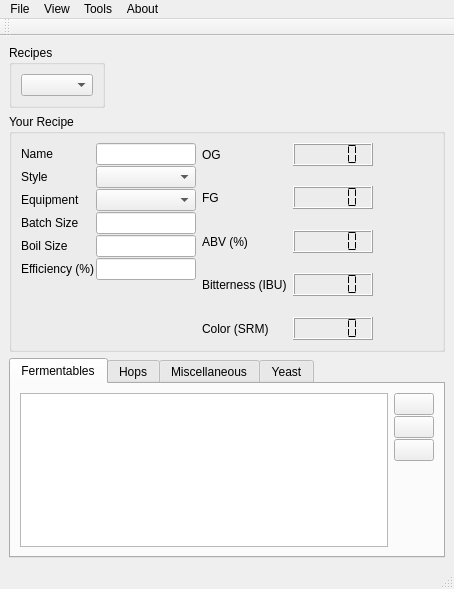
Above: mainWindow.ui from Brewtarget/brewtarget before the change. Below: the same form after it.
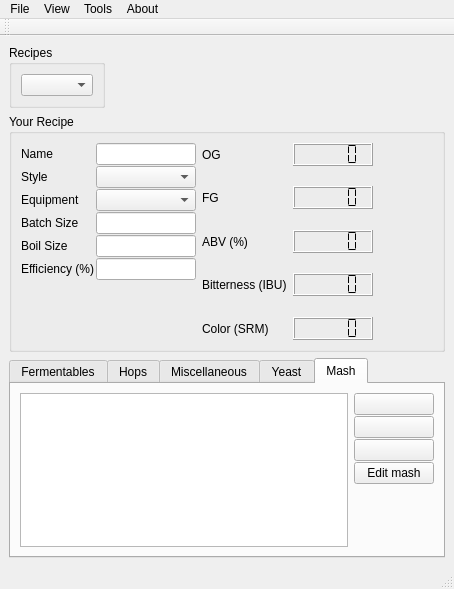
That is the form after the change. Icons and pictures are not drawn. Custom widgets are drawn as their Qt base class.

Commit message: Started Mash work.

```diff
--- a/mainWindow.ui
+++ b/mainWindow.ui
@@ -648,7 +648,7 @@
        </size>
       </property>
       <property name="currentIndex">
-       <number>0</number>
+       <number>4</number>
       </property>
       <widget class="QWidget" name="fermentableTab">
        <attribute name="title">
@@ -888,6 +888,85 @@
         </item>
        </layout>
       </widget>
+      <widget class="QWidget" name="mashStepsTab">
+       <attribute name="title">
+        <string>Mash</string>
+       </attribute>
+       <layout class="QHBoxLayout" name="horizontalLayout_17">
+        <item>
+         <widget class="MashStepTableWidget" name="mashStepTableWidget"/>
+        </item>
+        <item>
+         <layout class="QVBoxLayout" name="verticalLayout">
+          <property name="spacing">
+           <number>1</number>
+          </property>
+          <item>
+           <widget class="QPushButton" name="pushButton_addMashStep">
+            <property name="toolTip">
+             <string>Add mash step</string>
+            </property>
+            <property name="text">
+             <string/>
+            </property>
+            <property name="icon">
+             <iconset resource="brewtarget.qrc">
+              <normaloff>:/images/smallPlus.png</normaloff>:/images/smallPlus.png</iconset>
+            </property>
+           </widget>
+          </item>
+          <item>
+           <widget class="QPushButton" name="pushButton_removeMashStep">
+            <property name="toolTip">
+             <string>Remove mash step</string>
+            </property>
+            <property name="text">
+             <string/>
+            </property>
+            <property name="icon">
+             <iconset resource="brewtarget.qrc">
+              <normaloff>:/images/smallMinus.png</normaloff>:/images/smallMinus.png</iconset>
+            </property>
+           </widget>
+          </item>
+          <item>
+           <widget class="QPushButton" name="pushButton_editMashStep">
+            <property name="toolTip">
+             <string>Edit mash step</string>
+            </property>
+            <property name="text">
+             <string/>
+            </property>
+            <property name="icon">
+             <iconset resource="brewtarget.qrc">
+              <normaloff>:/images/edit.png</normaloff>:/images/edit.png</iconset>
+            </property>
+           </widget>
+          </item>
+          <item>
+           <widget class="QPushButton" name="pushButton_editMash">
+            <property name="text">
+             <string>Edit mash</string>
+            </property>
+           </widget>
+          </item>
+          <item>
+           <spacer name="verticalSpacer">
+            <property name="orientation">
+             <enum>Qt::Vertical</enum>
+            </property>
+            <property name="sizeHint" stdset="0">
+             <size>
+              <width>20</width>
+              <height>40</height>
+             </size>
+            </property>
+           </spacer>
+          </item>
+         </layout>
+        </item>
+       </layout>
+      </widget>
      </widget>
     </item>
    </layout>
@@ -1029,6 +1108,11 @@
    <extends>QTableView</extends>
    <header>HopTableWidget.h</header>
   </customwidget>
+  <customwidget>
+   <class>MashStepTableWidget</class>
+   <extends>QTableView</extends>
+   <header>MashStepTableWidget.h</header>
+  </customwidget>
   <customwidget>
    <class>MiscTableWidget</class>
    <extends>QTableView</extends>
```
Left out of the diff: 81 changed lines with no effect on the pictures. The commit also changes 8 other files.
